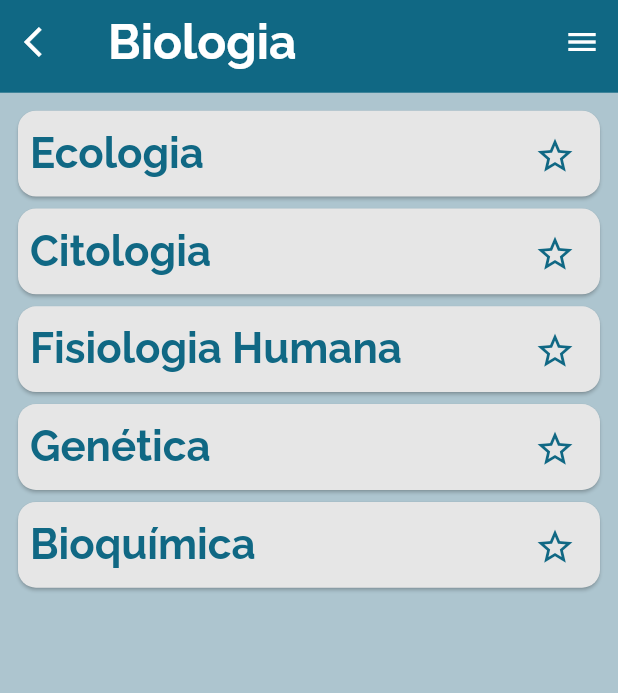
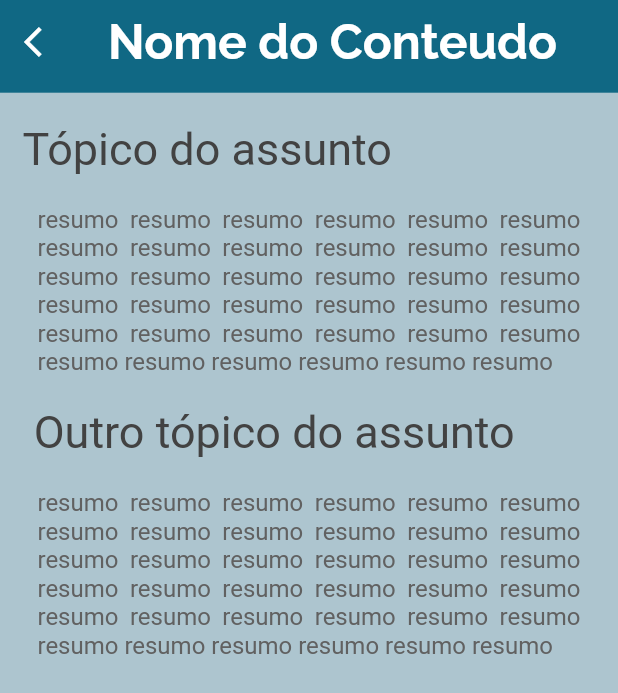
Before and after one commit to EmanuelCezardm/SummariesApp, a Flutter app: the ContentsScreen screen opened by its route, after a tap on "Ecologia", on a phone screen of 412 x 824 dp. Shown: the top 693 px of the screen. Run offline on Flutter 3.47's test engine with Material 2 defaults, Android fonts, the phone set to English and light mode, and no system bars; our stand-ins replace mask_text_input_formatter; Roboto replaces fonts that are missing (Releway-Bold).

Commit message:
Add: SummariesScreen

```diff
--- a/lib/main.dart
+++ b/lib/main.dart
@@ -6,6 +6,7 @@ import 'package:summaries_app/ui/screens/home_screen.dart';
 import 'package:summaries_app/ui/screens/profile_screen.dart';
 import 'package:summaries_app/ui/screens/register_screen.dart';
 import 'package:summaries_app/ui/screens/login_screen.dart';
+import 'package:summaries_app/ui/screens/summaries_screen.dart';
 import 'package:summaries_app/ui/styles/app_theme.dart';
 
 void main() {
@@ -32,6 +33,7 @@ class MyApp extends StatelessWidget {
         '/about': (context) => const AboutScreen(),
         '/register': (context) => const RegisterScreen(),
         '/profile': (context) => const ProfileScreen(),
+        '/summaries': (context) => const SummariesScreen(),
       },
       home: const LoginScreen(),
     );
--- a/lib/ui/screens/about_screen.dart
+++ b/lib/ui/screens/about_screen.dart
@@ -7,10 +7,10 @@ class AboutScreen extends StatefulWidget {
   const AboutScreen({Key? key}) : super(key: key);
 
   @override
-  _RegisterScreenState createState() => _RegisterScreenState();
+  _AboutScreenState createState() => _AboutScreenState();
 }
 
-class _RegisterScreenState extends State<AboutScreen> {
+class _AboutScreenState extends State<AboutScreen> {
   @override
   Widget build(BuildContext context) {
     return Scaffold(
--- a/lib/ui/screens/contents_screen.dart
+++ b/lib/ui/screens/contents_screen.dart
@@ -42,7 +42,9 @@ class _ContentsScreenState extends State<ContentsScreen> {
         AppCard(
           text: "Ecologia",
           fontSize: 28,
-          onPressed: () {},
+          onPressed: () {
+            Navigator.pushNamed(context, '/summaries');
+          },
         ),
         AppCard(
           text: "Citologia",
--- /dev/null
+++ b/lib/ui/screens/summaries_screen.dart
@@ -0,0 +1,83 @@
+import 'package:flutter/cupertino.dart';
+import 'package:flutter/material.dart';
+import 'package:summaries_app/ui/styles/app_colors.dart';
+import 'package:summaries_app/ui/widgets/app_app_bar.dart';
+
+class SummariesScreen extends StatefulWidget {
+  const SummariesScreen({Key? key}) : super(key: key);
+
+  @override
+  _SummariesScreenState createState() => _SummariesScreenState();
+}
+
+class _SummariesScreenState extends State<SummariesScreen> {
+  @override
+  Widget build(BuildContext context) {
+    return Scaffold(
+      backgroundColor: AppColors.background,
+      appBar: _buildAppBar(),
+      body: _buildbody(),
+    );
+  }
+
+  _buildAppBar() {
+    return AppAppBar(
+      title: "Nome do Conteudo",
+      size: MediaQuery.of(context).size,
+    );
+  }
+
+  _buildbody() {
+    return SingleChildScrollView(
+      child: Container(
+        margin: const EdgeInsets.symmetric(horizontal: 15, vertical: 20),
+        child: Column(
+          children: [
+            _buildTopicos(
+              title: 'Tópico do assunto',
+              text:
+                  "resumo resumo resumo resumo resumo resumo resumo resumo resumo resumo resumo resumo resumo resumo resumo resumo resumo resumo resumo resumo resumo resumo resumo resumo resumo resumo resumo resumo resumo resumo resumo resumo resumo resumo resumo resumo",
+            ),
+            _buildTopicos(
+              title: ' Outro tópico do assunto',
+              text:
+                  "resumo resumo resumo resumo resumo resumo resumo resumo resumo resumo resumo resumo resumo resumo resumo resumo resumo resumo resumo resumo resumo resumo resumo resumo resumo resumo resumo resumo resumo resumo resumo resumo resumo resumo resumo resumo",
+            ),
+          ],
+        ),
+      ),
+    );
+  }
+
+  _buildTopicos({required title, required text}) {
+    return Column(
+      children: [
+        Align(
+          alignment: Alignment.bottomLeft,
+          child: Text(
+            title,
+            style: TextStyle(
+              color: Colors.grey[800],
+              fontSize: 30,
+              fontFamily: "Releway-Bold",
+            ),
+          ),
+        ),
+        const SizedBox(height: 20),
+        Padding(
+          padding: const EdgeInsets.symmetric(horizontal: 10),
+          child: Text(
+            text,
+            textAlign: TextAlign.justify,
+            style: TextStyle(
+              color: Colors.grey[700],
+              fontSize: 16,
+              fontFamily: "Releway-Bold",
+            ),
+          ),
+        ),
+        const SizedBox(height: 20),
+      ],
+    );
+  }
+}
```
